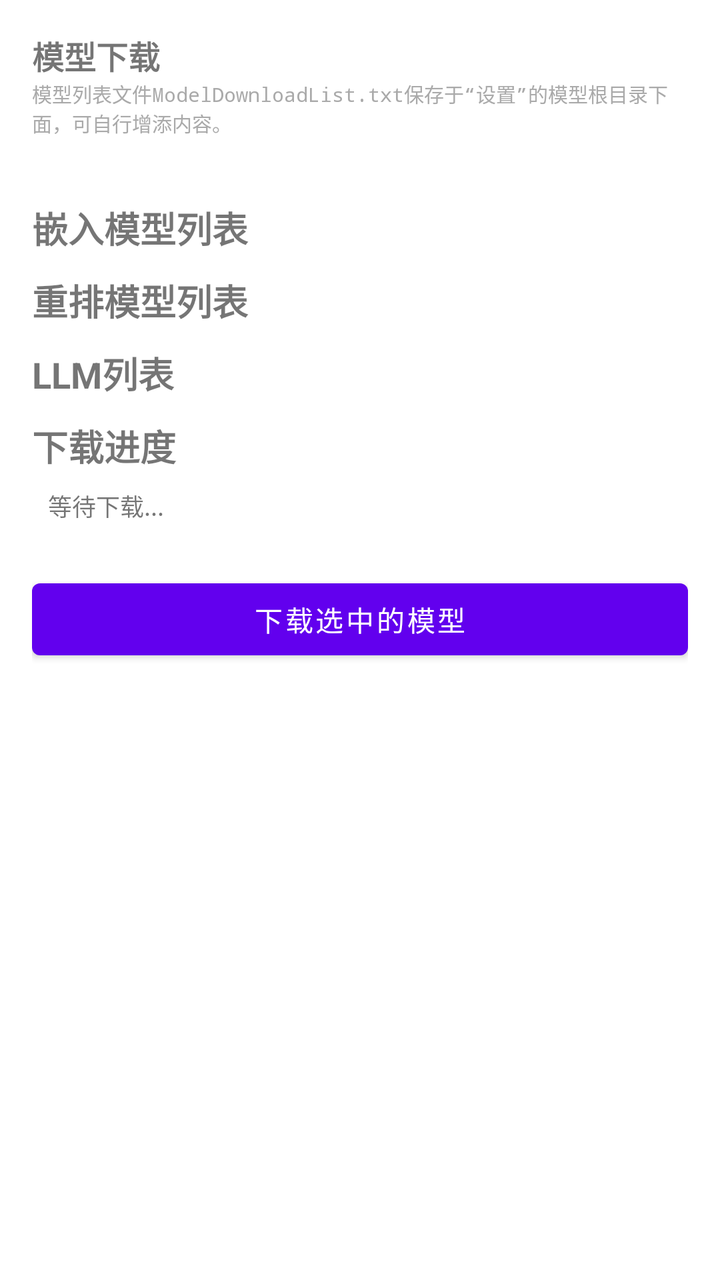
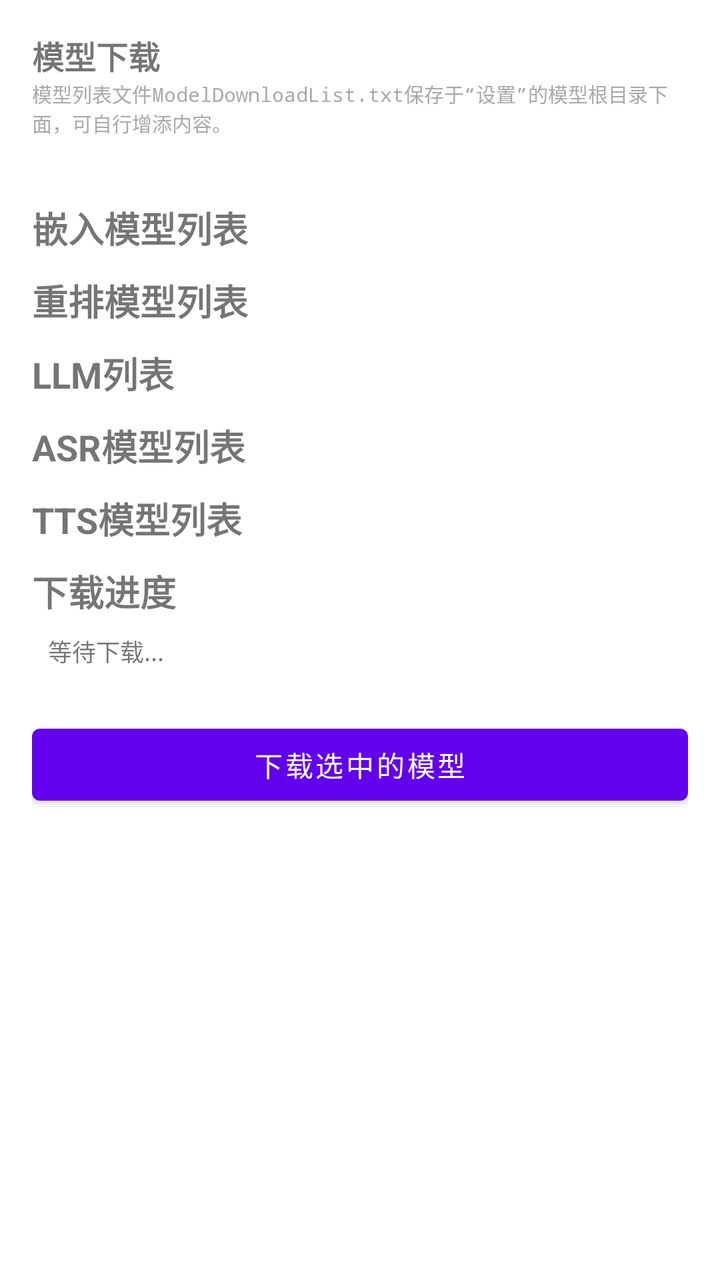

Two renders of the same Android screen: before a commit and after it. Below are the layout's source before the change and the commit's diff.
<!-- AndroidManifest.xml: application theme Theme.OfflineAI -->
<!-- res/layout/fragment_model_download.xml -->
<?xml version="1.0" encoding="utf-8"?>
<LinearLayout xmlns:android="http://schemas.android.com/apk/res/android"
    android:layout_width="match_parent"
    android:layout_height="match_parent"
    android:orientation="vertical">

    
    <LinearLayout
        android:layout_width="match_parent"
        android:layout_height="wrap_content"
        android:orientation="vertical"
        android:padding="16dp"
        android:gravity="center_vertical">

        
        <TextView
            android:layout_width="match_parent"
            android:layout_height="wrap_content"
            android:text="@string/text_model_download"
            android:textSize="16sp"
            android:textStyle="bold" />

        
        <TextView
            android:id="@+id/textViewModelListHint"
            android:layout_width="match_parent"
            android:layout_height="wrap_content"
            android:text="@string/text_model_list_hint"
            android:textSize="10sp"
            android:textColor="@android:color/darker_gray"
            android:typeface="monospace"
            android:layout_marginTop="0dp" />

    </LinearLayout>

    <ScrollView
        android:id="@+id/scrollViewMain"
        android:layout_width="match_parent"
        android:layout_height="0dp"
        android:layout_weight="1"
        android:padding="16dp">

        <LinearLayout
            android:layout_width="match_parent"
            android:layout_height="wrap_content"
            android:orientation="vertical">

        
        <TextView
            android:layout_width="match_parent"
            android:layout_height="wrap_content"
            android:text="@string/title_embedding_model_list"
            android:textSize="18sp"
            android:textStyle="bold"
            android:layout_marginBottom="0dp" />

        <LinearLayout
            android:id="@+id/containerEmbeddingModels"
            android:layout_width="match_parent"
            android:layout_height="wrap_content"
            android:orientation="vertical"
            android:layout_marginBottom="8dp" />

        
        <TextView
            android:layout_width="match_parent"
            android:layout_height="wrap_content"
            android:text="@string/title_reranker_model_list"
            android:textSize="18sp"
            android:textStyle="bold"
            android:layout_marginTop="2dp"
            android:layout_marginBottom="0dp" />

        <LinearLayout
            android:id="@+id/containerRerankerModels"
            android:layout_width="match_parent"
            android:layout_height="wrap_content"
            android:orientation="vertical"
            android:layout_marginBottom="8dp" />

        
        <TextView
            android:layout_width="match_parent"
            android:layout_height="wrap_content"
            android:text="@string/title_llm_list"
            android:textSize="18sp"
            android:textStyle="bold"
            android:layout_marginTop="2dp"
            android:layout_marginBottom="0dp" />

        <LinearLayout
            android:id="@+id/containerLlmModels"
            android:layout_width="match_parent"
            android:layout_height="wrap_content"
            android:orientation="vertical"
            android:layout_marginBottom="8dp" />

        
        <TextView
            android:layout_width="match_parent"
            android:layout_height="wrap_content"
            android:text="@string/title_download_progress"
            android:textSize="18sp"
            android:textStyle="bold"
            android:layout_marginTop="2dp"
            android:layout_marginBottom="0dp" />

        <TextView
            android:id="@+id/textViewProgress"
            android:layout_width="match_parent"
            android:layout_height="wrap_content"
            android:background="@android:color/white"
            android:padding="8dp"
            android:text="@string/text_waiting_download"
            android:textSize="12sp"
            android:typeface="monospace"
            android:scrollbars="vertical" />

        <Button
            android:id="@+id/buttonDownload"
            android:layout_width="match_parent"
            android:layout_height="wrap_content"
            android:layout_marginTop="16dp"
            android:text="@string/button_download_selected_models" />

        </LinearLayout>
    </ScrollView>
</LinearLayout>
<!-- resources referenced by this layout -->
<resources>
  <string name="button_download_selected_models">下载选中的模型</string>
  <string name="text_model_download">模型下载</string>
  <string name="text_model_list_hint">模型列表文件ModelDownloadList.txt保存于“设置”的模型根目录下面，可自行增添内容。</string>
  <string name="text_waiting_download">等待下载...</string>
  <string name="title_download_progress">下载进度</string>
  <string name="title_embedding_model_list">嵌入模型列表</string>
  <string name="title_llm_list">LLM列表</string>
  <string name="title_reranker_model_list">重排模型列表</string>
  <style name="Theme.OfflineAI" parent="Theme.MaterialComponents.DayNight.DarkActionBar">
          
          <item name="colorPrimary">@color/purple_500</item>
          <item name="colorPrimaryVariant">@color/purple_700</item>
          <item name="colorOnPrimary">@color/white</item>
          
          <item name="colorSecondary">@color/teal_200</item>
          <item name="colorSecondaryVariant">@color/teal_700</item>
          <item name="colorOnSecondary">@color/black</item>
          
          <item name="android:statusBarColor" tools:targetApi="l">?attr/colorPrimaryVariant</item>
          
      </style>
  <color name="purple_500">#FF6200EE</color>
  <color name="purple_700">#FF3700B3</color>
  <color name="white">#FFFFFFFF</color>
  <color name="teal_200">#FF03DAC5</color>
  <color name="teal_700">#FF018786</color>
  <color name="black">#FF000000</color>
</resources>

<!-- the commit's change to res/layout/fragment_model_download.xml (unified diff, before → after) -->
@@ -99,6 +99,40 @@
         <TextView
             android:layout_width="match_parent"
             android:layout_height="wrap_content"
+            android:text="@string/title_asr_list"
+            android:textSize="18sp"
+            android:textStyle="bold"
+            android:layout_marginTop="2dp"
+            android:layout_marginBottom="0dp" />
+
+        <LinearLayout
+            android:id="@+id/containerAsrModels"
+            android:layout_width="match_parent"
+            android:layout_height="wrap_content"
+            android:orientation="vertical"
+            android:layout_marginBottom="8dp" />
+
+        
+        <TextView
+            android:layout_width="match_parent"
+            android:layout_height="wrap_content"
+            android:text="@string/title_tts_list"
+            android:textSize="18sp"
+            android:textStyle="bold"
+            android:layout_marginTop="2dp"
+            android:layout_marginBottom="0dp" />
+
+        <LinearLayout
+            android:id="@+id/containerTtsModels"
+            android:layout_width="match_parent"
+            android:layout_height="wrap_content"
+            android:orientation="vertical"
+            android:layout_marginBottom="8dp" />
+
+        
+        <TextView
+            android:layout_width="match_parent"
+            android:layout_height="wrap_content"
             android:text="@string/title_download_progress"
             android:textSize="18sp"
             android:textStyle="bold"
<!-- resource entries referenced after the edit -->
@@ -4,10 +4,12 @@
   <string name="text_model_download">模型下载</string>
   <string name="text_model_list_hint">模型列表文件ModelDownloadList.txt保存于“设置”的模型根目录下面，可自行增添内容。</string>
   <string name="text_waiting_download">等待下载...</string>
+  <string name="title_asr_list">ASR模型列表</string>
   <string name="title_download_progress">下载进度</string>
   <string name="title_embedding_model_list">嵌入模型列表</string>
   <string name="title_llm_list">LLM列表</string>
   <string name="title_reranker_model_list">重排模型列表</string>
+  <string name="title_tts_list">TTS模型列表</string>
   <style name="Theme.OfflineAI" parent="Theme.MaterialComponents.DayNight.DarkActionBar">
           
           <item name="colorPrimary">@color/purple_500</item>
